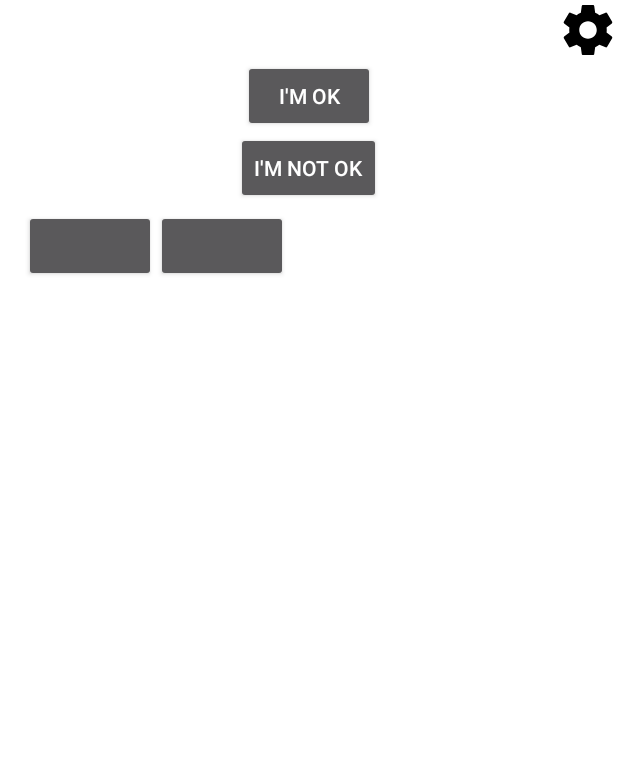
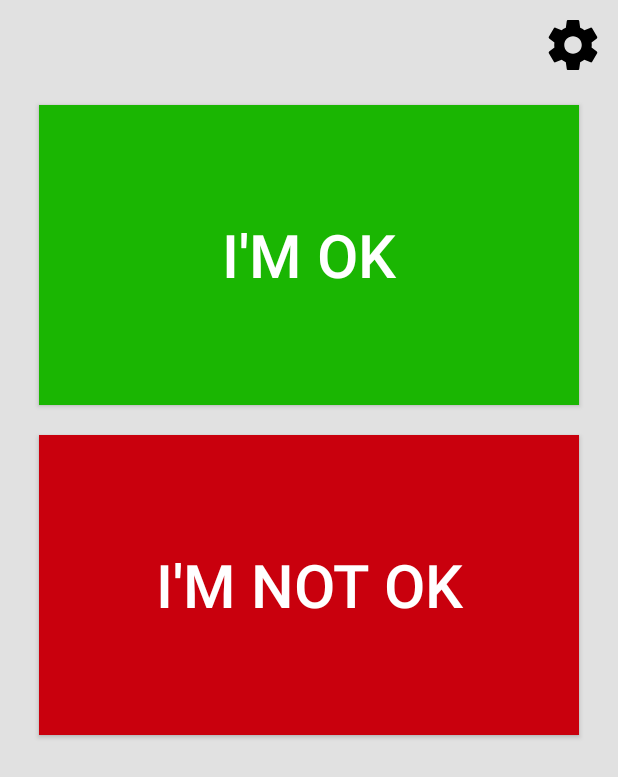
Before and after one commit to JALVITO/Signum, an Android app: the screen it shows after launch (MainActivity), on a phone screen of 412 x 824 dp. Shown: the top 777 px of the screen. Run offline under Robolectric (Android 15) with nearby library versions, the phone set to English and light mode, and no system bars.

Commit message:
Added firebase

```diff
--- a/app/build.gradle
+++ b/app/build.gradle
@@ -25,4 +25,8 @@ dependencies {
     testImplementation 'junit:junit:4.12'
     androidTestImplementation 'com.android.support.test:runner:1.0.2'
     androidTestImplementation 'com.android.support.test.espresso:espresso-core:3.0.2'
+
+    implementation 'com.google.firebase:firebase-core:16.0.1'
+
 }
+apply plugin: 'com.google.gms.google-services'
--- a/app/src/main/java/com/appemergencias/MainActivity.java
+++ b/app/src/main/java/com/appemergencias/MainActivity.java
@@ -45,14 +45,15 @@ public class MainActivity extends AppCompatActivity implements View.OnClickListe
         switch (v.getId()){
             case R.id.button:
                 //Ok
-                startActivity(new Intent(context, ConfigurationActivity.class));
                 break;
             case R.id.button2:
                 //Not ok
+
                 break;
             case R.id.configuration:
-                main_page.setVisibility(View.GONE);
-                config_page.setVisibility(View.VISIBLE);
+                startActivity(new Intent(context, ConfigurationActivity.class));
+                //main_page.setVisibility(View.GONE);
+                //config_page.setVisibility(View.VISIBLE);
                 break;
         }
     }
--- a/app/src/main/res/layout/activity_main.xml
+++ b/app/src/main/res/layout/activity_main.xml
@@ -5,7 +5,7 @@
     tools:context=".MainActivity"
     android:layout_width="match_parent"
     android:layout_height="match_parent"
-    android:background="#ffffff"
+    android:background="#eeee"
     android:orientation="vertical">
 
     <ImageButton
@@ -14,34 +14,33 @@
         android:background="@drawable/ic_settings_black_24dp"
         android:layout_width="40dp"
         android:layout_height="40dp"
+        android:layout_margin="10dp"
         />
 
     <Button
         android:id="@+id/button"
+        android:width= "360dp"
+        android:height= "200dp"
         android:layout_width="wrap_content"
         android:layout_height="wrap_content"
         android:layout_gravity="center"
-        android:text="I'm OK" />
+        android:text="I'm OK"
+        android:textSize="40dp"
+        android:background="#1ab602"
+        android:layout_margin="10dp"
+        />
 
     <Button
-        android:layout_gravity="center"
         android:id="@+id/button2"
         android:layout_width="wrap_content"
         android:layout_height="wrap_content"
+        android:layout_gravity="center"
+        android:width="360dp"
+        android:height="200dp"
+        android:background="#c9000d"
         android:text="I'm not OK"
+        android:textSize="40dp"
+        android:layout_margin="10dp"
         />
-    <Toolbar
-        android:layout_width="match_parent"
-        android:layout_height="wrap_content"
 
-        >
-        <Button
-            android:layout_width="wrap_content"
-            android:layout_height="wrap_content"
-            />
-        <Button
-            android:layout_width="wrap_content"
-            android:layout_height="wrap_content" />
-
-    </Toolbar>
 </LinearLayout>
--- a/build.gradle
+++ b/build.gradle
@@ -9,9 +9,9 @@ buildscript {
     dependencies {
         classpath 'com.android.tools.build:gradle:3.1.4'
 
-
         // NOTE: Do not place your application dependencies here; they belong
         // in the individual module build.gradle files
+        classpath 'com.google.gms:google-services:4.0.1'
     }
 }
 
```
Also changed, not shown: 1 other file.
